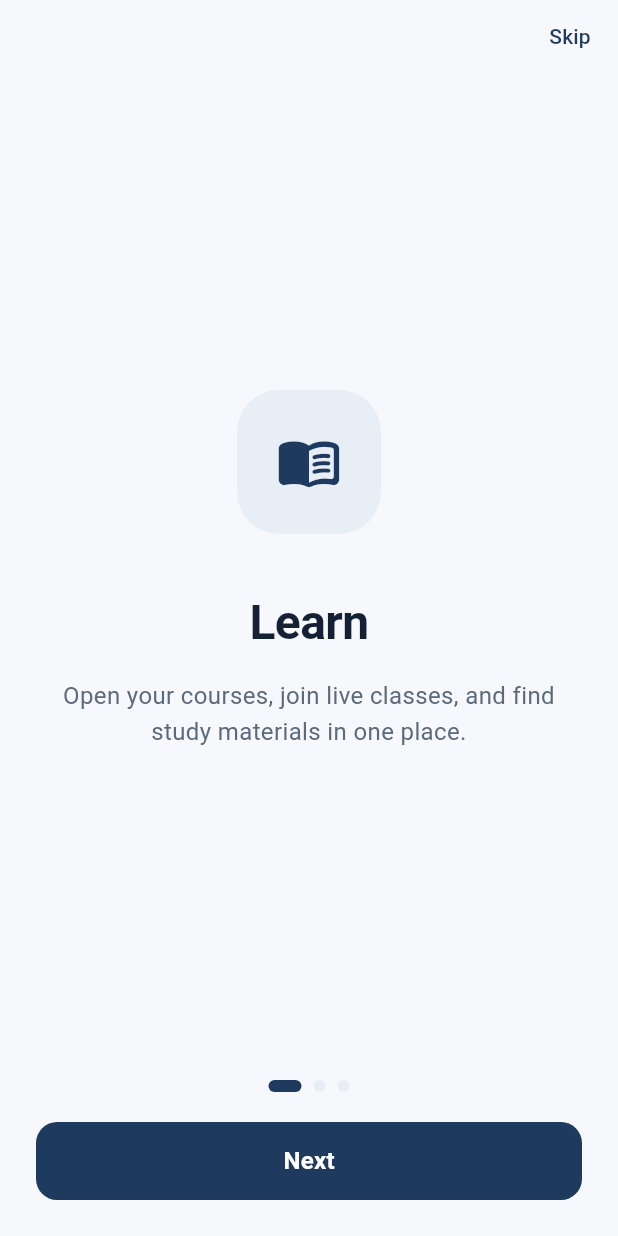
After one commit to nasirmundaractims/Pragyu-mobile, a Flutter app: the OnboardingScreen screen opened by its route, on a phone screen of 412 x 824 dp. The commit adds this screen. Run offline on Flutter 3.47's test engine with Material 3 defaults, Android fonts, the phone set to English and light mode, and no system bars; our stand-ins replace flutter_secure_storage, shared_preferences; accounts and stored records are empty.

Commit message:
student:06

```diff
--- a/student/lib/app/router/app_router.dart
+++ b/student/lib/app/router/app_router.dart
@@ -2,21 +2,23 @@ import 'package:flutter/material.dart';
 
 import '../../features/auth/presentation/screens/forgot_password_screen.dart';
 import '../../features/auth/presentation/screens/sign_in_screen.dart';
+import '../../features/onboarding/presentation/screens/home_stub_screen.dart';
+import '../../features/onboarding/presentation/screens/onboarding_screen.dart';
 import '../../features/organization/presentation/screens/org_picker_screen.dart';
-import '../../features/organization/presentation/screens/post_auth_stub_screen.dart';
 import '../../features/splash/presentation/screens/splash_screen.dart';
 import '../../features/welcome/presentation/screens/auth_flow_stub_screen.dart';
 import '../../features/welcome/presentation/screens/welcome_screen.dart';
 
-/// Central route names. S-06 Onboarding is not implemented yet.
+/// Central route names. S-10 Home is not implemented yet.
 abstract final class AppRoutes {
   static const splash = '/';
   static const welcome = '/welcome';
   static const signIn = '/sign-in';
   static const forgotPassword = '/forgot-password';
   static const orgPicker = '/org-picker';
+  static const onboarding = '/onboarding';
   static const createAccountStub = '/create-account-stub';
-  static const postAuthStub = '/post-auth-stub';
+  static const homeStub = '/home-stub';
 }
 
 Route<dynamic> onGenerateRoute(RouteSettings settings) {
@@ -46,6 +48,11 @@ Route<dynamic> onGenerateRoute(RouteSettings settings) {
         settings: settings,
         builder: (_) => const OrgPickerScreen(),
       );
+    case AppRoutes.onboarding:
+      return MaterialPageRoute<void>(
+        settings: settings,
+        builder: (_) => const OnboardingScreen(),
+      );
     case AppRoutes.createAccountStub:
       return MaterialPageRoute<void>(
         settings: settings,
@@ -54,10 +61,10 @@ Route<dynamic> onGenerateRoute(RouteSettings settings) {
           nextScreenId: 'Create account',
         ),
       );
-    case AppRoutes.postAuthStub:
+    case AppRoutes.homeStub:
       return MaterialPageRoute<void>(
         settings: settings,
-        builder: (_) => const PostAuthStubScreen(),
+        builder: (_) => const HomeStubScreen(),
       );
     default:
       return MaterialPageRoute<void>(
--- /dev/null
+++ b/student/lib/features/onboarding/data/onboarding_store.dart
@@ -0,0 +1,5 @@
+abstract class OnboardingStore {
+  Future<bool> hasCompleted();
+  Future<void> markCompleted();
+  Future<void> clear();
+}
--- /dev/null
+++ b/student/lib/features/onboarding/presentation/screens/onboarding_screen.dart
@@ -0,0 +1,163 @@
+import 'package:flutter/material.dart';
+import 'package:flutter/services.dart';
+
+import 'package:student_mobile/app/router/app_router.dart';
+import 'package:student_mobile/app/theme/app_colors.dart';
+import 'package:student_mobile/app/widgets/primary_button.dart';
+import 'package:student_mobile/features/onboarding/data/onboarding_store.dart';
+import 'package:student_mobile/features/onboarding/data/prefs_onboarding_store.dart';
+import 'package:student_mobile/features/onboarding/presentation/widgets/onboarding_slide_view.dart';
+
+/// S-06 Onboarding tips — optional once; Learn / Tests / Alerts.
+class OnboardingScreen extends StatefulWidget {
+  const OnboardingScreen({
+    super.key,
+    this.onboardingStore,
+    this.forceShow = false,
+  });
+
+  final OnboardingStore? onboardingStore;
+
+  /// When true, always show slides (useful in tests).
+  final bool forceShow;
+
+  @override
+  State<OnboardingScreen> createState() => _OnboardingScreenState();
+}
+
+class _OnboardingScreenState extends State<OnboardingScreen> {
+  late final OnboardingStore _store =
+      widget.onboardingStore ?? PrefsOnboardingStore();
+  final _controller = PageController();
+
+  bool _ready = false;
+  int _index = 0;
+
+  bool get _isLast => _index >= onboardingSlides.length - 1;
+
+  @override
+  void initState() {
+    super.initState();
+    _bootstrap();
+  }
+
+  Future<void> _bootstrap() async {
+    if (!widget.forceShow) {
+      final done = await _store.hasCompleted();
+      if (!mounted) return;
+      if (done) {
+        _goHome(replace: true);
+        return;
+      }
+    }
+    setState(() => _ready = true);
+  }
+
+  Future<void> _finish() async {
+    await _store.markCompleted();
+    if (!mounted) return;
+    _goHome(replace: true);
+  }
+
+  void _goHome({required bool replace}) {
+    if (replace) {
+      Navigator.of(context).pushReplacementNamed(AppRoutes.homeStub);
+    } else {
+      Navigator.of(context).pushNamedAndRemoveUntil(
+        AppRoutes.homeStub,
+        (route) => false,
+      );
+    }
+  }
+
+  void _next() {
+    if (_isLast) {
+      _finish();
+      return;
+    }
+    _controller.nextPage(
+      duration: const Duration(milliseconds: 280),
+      curve: Curves.easeOutCubic,
+    );
+  }
+
+  @override
+  void dispose() {
+    _controller.dispose();
+    super.dispose();
+  }
+
+  @override
+  Widget build(BuildContext context) {
+    return AnnotatedRegion<SystemUiOverlayStyle>(
+      value: SystemUiOverlayStyle.dark,
+      child: Scaffold(
+        backgroundColor: AppColors.background,
+        body: SafeArea(
+          child: !_ready
+              ? const Center(
+                  child: CircularProgressIndicator(color: AppColors.brand),
+                )
+              : Column(
+                  children: [
+                    Align(
+                      alignment: Alignment.centerRight,
+                      child: TextButton(
+                        onPressed: _finish,
+                        child: const Text('Skip'),
+                      ),
+                    ),
+                    Expanded(
+                      child: PageView.builder(
+                        controller: _controller,
+                        itemCount: onboardingSlides.length,
+                        onPageChanged: (value) =>
+                            setState(() => _index = value),
+                        itemBuilder: (context, index) {
+                          return OnboardingSlideView(
+                            slide: onboardingSlides[index],
+                          );
+                        },
+                      ),
+                    ),
+                    Padding(
+                      padding: const EdgeInsets.fromLTRB(24, 8, 24, 24),
+                      child: Column(
+                        children: [
+                          Row(
+                            mainAxisAlignment: MainAxisAlignment.center,
+                            children: List.generate(onboardingSlides.length, (
+                              i,
+                            ) {
+                              final active = i == _index;
+                              return AnimatedContainer(
+                                duration: const Duration(milliseconds: 200),
+                                margin: const EdgeInsets.symmetric(
+                                  horizontal: 4,
+                                ),
+                                height: 8,
+                                width: active ? 22 : 8,
+                                decoration: BoxDecoration(
+                                  color: active
+                                      ? AppColors.brand
+                                      : AppColors.brandSoft,
+                                  borderRadius: BorderRadius.circular(99),
+                                ),
+                              );
+                            }),
+                          ),
+                          const SizedBox(height: 20),
+                          PrimaryButton(
+                            label: _isLast ? 'Get started' : 'Next',
+                            onPressed: _next,
+                          ),
+                        ],
+                      ),
+                    ),
+                  ],
+                ),
+        ),
+      ),
+    );
+  }
+}
--- /dev/null
+++ b/student/lib/features/onboarding/presentation/widgets/onboarding_slide_view.dart
@@ -0,0 +1,85 @@
+import 'package:flutter/material.dart';
+
+import 'package:student_mobile/app/theme/app_colors.dart';
+
+class OnboardingSlide {
+  const OnboardingSlide({
+    required this.title,
+    required this.body,
+    required this.icon,
+  });
+
+  final String title;
+  final String body;
+  final IconData icon;
+}
+
+const onboardingSlides = <OnboardingSlide>[
+  OnboardingSlide(
+    title: 'Learn',
+    body:
+        'Open your courses, join live classes, and find study materials in one place.',
+    icon: Icons.menu_book_rounded,
+  ),
+  OnboardingSlide(
+    title: 'Tests',
+    body:
+        'Take assessments, track what’s due, and review results when they’re ready.',
+    icon: Icons.quiz_outlined,
+  ),
+  OnboardingSlide(
+    title: 'Alerts',
+    body:
+        'Stay on top of announcements, deadlines, and replies — without the noise.',
+    icon: Icons.notifications_active_outlined,
+  ),
+];
+
+class OnboardingSlideView extends StatelessWidget {
+  const OnboardingSlideView({super.key, required this.slide});
+
+  final OnboardingSlide slide;
+
+  @override
+  Widget build(BuildContext context) {
+    return Padding(
+      padding: const EdgeInsets.symmetric(horizontal: 28),
+      child: Column(
+        mainAxisAlignment: MainAxisAlignment.center,
+        children: [
+          Container(
+            width: 96,
+            height: 96,
+            decoration: BoxDecoration(
+              color: AppColors.brandSoft,
+              borderRadius: BorderRadius.circular(28),
+            ),
+            alignment: Alignment.center,
+            child: Icon(slide.icon, size: 44, color: AppColors.brand),
+          ),
+          const SizedBox(height: 36),
+          Text(
+            slide.title,
+            textAlign: TextAlign.center,
+            style: const TextStyle(
+              fontSize: 32,
+              fontWeight: FontWeight.w700,
+              color: AppColors.ink,
+              letterSpacing: -0.4,
+            ),
+          ),
+          const SizedBox(height: 14),
+          Text(
+            slide.body,
+            textAlign: TextAlign.center,
+            style: const TextStyle(
+              fontSize: 16,
+              height: 1.5,
+              color: AppColors.muted,
+            ),
+          ),
+        ],
+      ),
+    );
+  }
+}
--- a/student/lib/features/organization/presentation/screens/org_picker_screen.dart
+++ b/student/lib/features/organization/presentation/screens/org_picker_screen.dart
@@ -84,10 +84,10 @@ class _OrgPickerScreenState extends State<OrgPickerScreen> {
       await _orgs.selectOrganization(organization);
       if (!mounted) return;
       if (replace) {
-        Navigator.of(context).pushReplacementNamed(AppRoutes.postAuthStub);
+        Navigator.of(context).pushReplacementNamed(AppRoutes.onboarding);
       } else {
         Navigator.of(context).pushNamedAndRemoveUntil(
-          AppRoutes.postAuthStub,
+          AppRoutes.onboarding,
           (route) => false,
         );
       }
--- a/student/pubspec.yaml
+++ b/student/pubspec.yaml
@@ -12,6 +12,7 @@ dependencies:
   cupertino_icons: ^1.0.8
   http: ^1.6.0
   flutter_secure_storage: ^11.1.1
+  shared_preferences: ^2.5.5
 
 dev_dependencies:
   flutter_test:
```
Also changed, not shown: student/lib/features/onboarding/data/memory_onboarding_store.dart (added, +20 -0 lines), student/lib/features/onboarding/data/prefs_onboarding_store.dart (added, +33 -0 lines), student/lib/features/onboarding/presentation/screens/home_stub_screen.dart (renamed from student/lib/features/organization/presentation/screens/post_auth_stub_screen.dart, +6 -7 lines), student/pubspec.lock, 4 other files.
